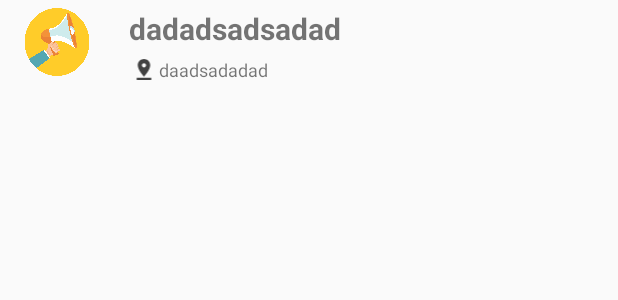
After one commit to q641480816/IS416ProjectFrontEnd, an Android app: the layout event_list_item.xml on its own in the app's theme, with its tools: preview values and no code run, on a phone screen of 412 x 824 dp. The commit adds this screen. Shown: the top 300 px of the screen. Run offline under Robolectric (Android 15) with nearby library versions, the phone set to English and light mode, and no system bars.

Commit message:
add list

```diff
--- /dev/null
+++ b/app/src/main/res/drawable/ic_pin_24dp.xml
@@ -0,0 +1,9 @@
+<vector xmlns:android="http://schemas.android.com/apk/res/android"
+        android:width="24dp"
+        android:height="24dp"
+        android:viewportWidth="24.0"
+        android:viewportHeight="24.0">
+    <path
+        android:fillColor="#424242"
+        android:pathData="M18,8c0,-3.31 -2.69,-6 -6,-6S6,4.69 6,8c0,4.5 6,11 6,11s6,-6.5 6,-11zM10,8c0,-1.1 0.9,-2 2,-2s2,0.9 2,2 -0.89,2 -2,2c-1.1,0 -2,-0.9 -2,-2zM5,20v2h14v-2L5,20z"/>
+</vector>
--- /dev/null
+++ b/app/src/main/res/layout/event_list_item.xml
@@ -0,0 +1,54 @@
+<?xml version="1.0" encoding="utf-8"?>
+<LinearLayout
+    xmlns:android="http://schemas.android.com/apk/res/android"
+    android:orientation="horizontal"
+    android:layout_width="match_parent"
+    android:layout_height="wrap_content">
+    <ImageView
+        android:layout_width="45dp"
+        android:layout_height="45dp"
+        android:layout_marginTop="5dp"
+        android:layout_marginRight="15dp"
+        android:layout_marginLeft="15dp"
+        android:src="@mipmap/temp_activity"/>
+
+    <LinearLayout
+        android:layout_width="0dp"
+        android:layout_height="wrap_content"
+        android:layout_weight="4"
+        android:orientation="vertical"
+        android:paddingLeft="10dp"
+        android:layout_marginBottom="15dp">
+
+        <TextView
+            android:id="@+id/type"
+            android:layout_width="wrap_content"
+            android:layout_height="wrap_content"
+            android:layout_marginTop="5dp"
+            android:textSize="20sp"
+            android:textStyle="bold"
+            android:text="dadadsadsadad"/>
+
+        <LinearLayout
+            android:layout_width="match_parent"
+            android:layout_height="wrap_content"
+            android:layout_marginTop="5dp"
+            android:orientation="horizontal">
+
+            <ImageView
+                android:layout_width="20dp"
+                android:layout_height="match_parent"
+                android:src="@drawable/ic_pin_24dp"/>
+
+            <TextView
+                android:id="@+id/location"
+                android:layout_width="match_parent"
+                android:layout_height="wrap_content"
+                android:textSize="12sp"
+                android:text="daadsadadad"/>
+
+        </LinearLayout>
+
+    </LinearLayout>
+
+</LinearLayout>
```
Also changed, not shown: app/src/main/java/com/is416/smujio/adapter/EventListAdapter.java (added, +79 -0 lines), app/src/main/java/com/is416/smujio/adapter/JioFragmentPagerAdapter.java (+8 -0 lines), app/src/main/java/com/is416/smujio/component/fragment/MapFragment.java (+33 -2 lines), app/src/main/java/com/is416/smujio/model/Event.java (+26 -6 lines), app/src/main/java/com/is416/smujio/model/User.java (added, +102 -0 lines), app/src/main/res/layout/map_fragment.xml (+8 -0 lines), app/src/main/res/mipmap-hdpi/temp_activity.png (added).
